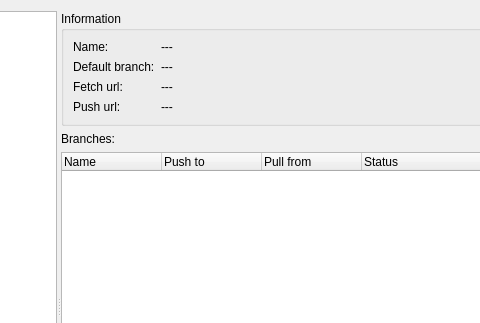
Above: src/gui/widgets/remoteswidget.ui from KDE/kommit before the change; both pictures show x 457 to 937 and y 0 to 323 of the 1032 by 612 pixel window. Below: the same form after it.
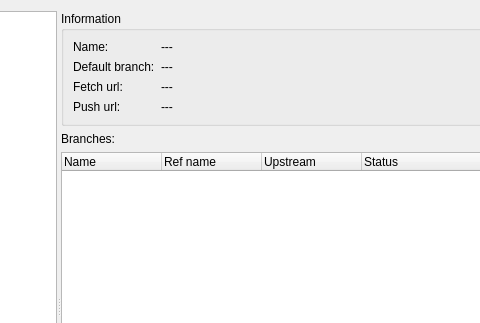
That is the form after the change. Icons and pictures are not drawn. Custom widgets are drawn as their Qt base class.

What changed in the file:
```diff
--- a/src/gui/widgets/remoteswidget.ui
+++ b/src/gui/widgets/remoteswidget.ui
@@ -165,12 +165,12 @@
          </column>
          <column>
           <property name="text">
-           <string>Push to</string>
+           <string>Ref name</string>
           </property>
          </column>
          <column>
           <property name="text">
-           <string>Pull from</string>
+           <string>Upstream</string>
           </property>
          </column>
          <column>
```
Left out of the diff: 3 changed lines with no effect on the pictures.
